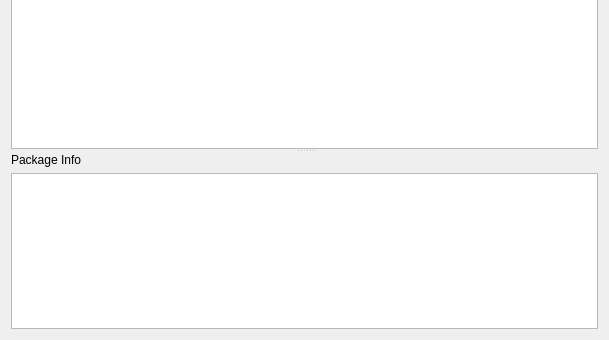
Before: the Qt Designer form src/conan_app_launcher/ui/views/conan_search/conan_search.ui in goszpeti/conan_explorer, drawn with Qt 5; both pictures show x 0 to 609 and y 254 to 594 of the 609 by 594 pixel window.
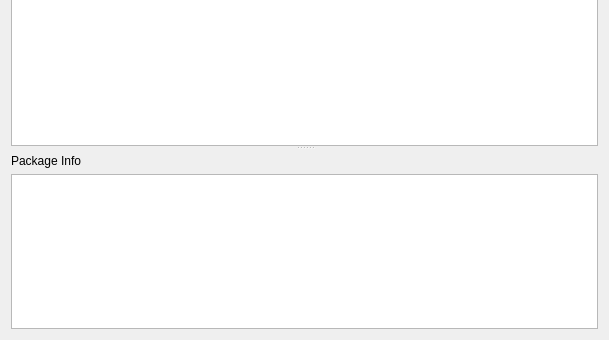
After: the same form once the commit is applied. Custom widgets are drawn as their Qt base class.

Patch:
```diff
--- a/src/conan_app_launcher/ui/views/conan_search/conan_search.ui
+++ b/src/conan_app_launcher/ui/views/conan_search/conan_search.ui
@@ -189,7 +189,7 @@
       <bool>false</bool>
      </property>
      <widget class="QWidget" name="layoutWidget_2">
-      <layout class="QVBoxLayout" name="results_layout">
+      <layout class="QVBoxLayout" name="results_layout" stretch="0,1">
        <property name="sizeConstraint">
         <enum>QLayout::SetMinAndMaxSize</enum>
        </property>
@@ -209,7 +209,7 @@
        <item>
         <widget class="QTreeView" name="search_results_tree_view">
          <property name="sizePolicy">
-          <sizepolicy hsizetype="Expanding" vsizetype="MinimumExpanding">
+          <sizepolicy hsizetype="Expanding" vsizetype="Preferred">
            <horstretch>0</horstretch>
            <verstretch>0</verstretch>
           </sizepolicy>
@@ -228,10 +228,13 @@
       </layout>
      </widget>
      <widget class="QWidget" name="layoutWidget_3">
-      <layout class="QVBoxLayout" name="pkg_info_layout">
+      <layout class="QVBoxLayout" name="pkg_info_layout" stretch="0,1">
        <property name="sizeConstraint">
         <enum>QLayout::SetMinAndMaxSize</enum>
        </property>
+       <property name="topMargin">
+        <number>4</number>
+       </property>
        <item>
         <widget class="QLabel" name="package_info_label">
          <property name="sizePolicy">
```
Left out of the diff: 4 changed lines with no effect on the pictures.
